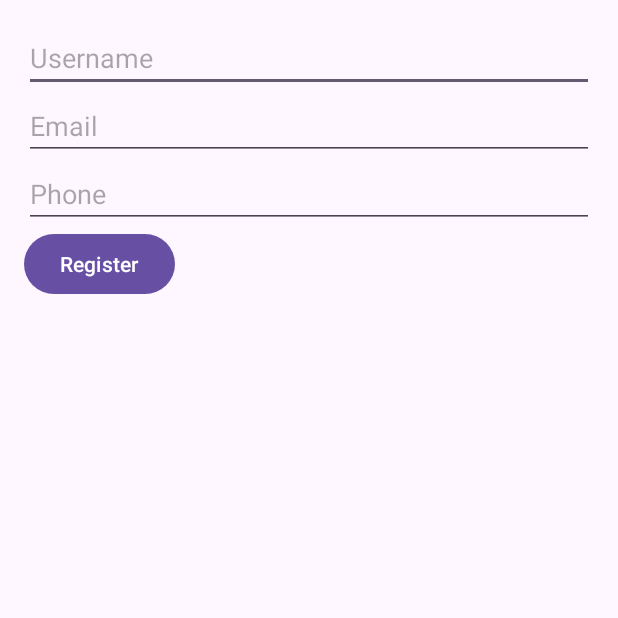
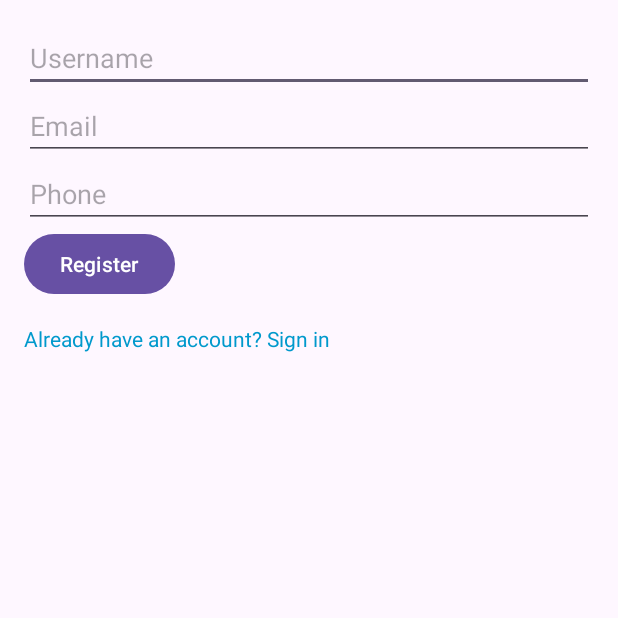
Before and after one commit to ycvinay/QuizApp, an Android app: the RegisterActivity screen opened directly, with no data from a screen before it, on a phone screen of 412 x 824 dp, the top half of it. Run offline under Robolectric (Android 15) with nearby library versions, the phone set to English and light mode, and no system bars; our stand-ins replace Room's generated code.

Commit message:
Revert "Updated to second version"
This reverts commit 0fef4b6f521f0aa2994434ff7ef2939c68af1a63.

```diff
--- a/app/src/main/res/layout/activity_register.xml
+++ b/app/src/main/res/layout/activity_register.xml
@@ -34,5 +34,13 @@
         android:layout_below="@id/etPhone"
         android:text="Register"/>
 
+    <TextView
+        android:id="@+id/tvSignIn"
+        android:layout_width="wrap_content"
+        android:layout_height="wrap_content"
+        android:layout_below="@id/btnRegister"
+        android:text="Already have an account? Sign in"
+        android:textColor="@android:color/holo_blue_dark"
+        android:layout_marginTop="16dp"/>
 
 </RelativeLayout>
```
